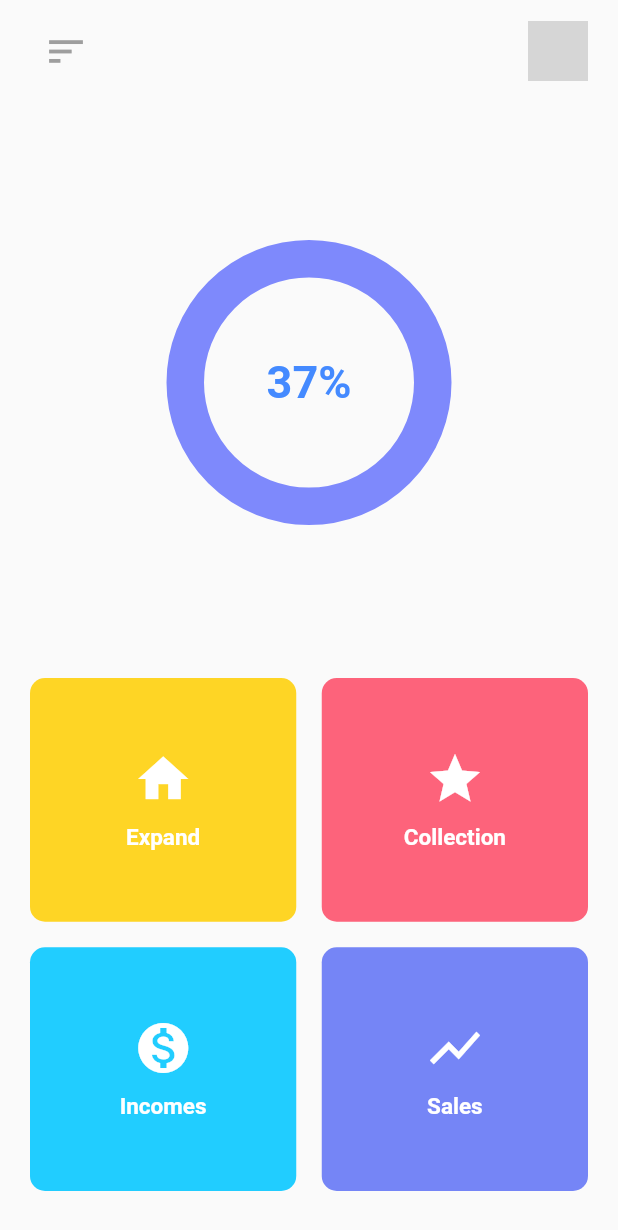
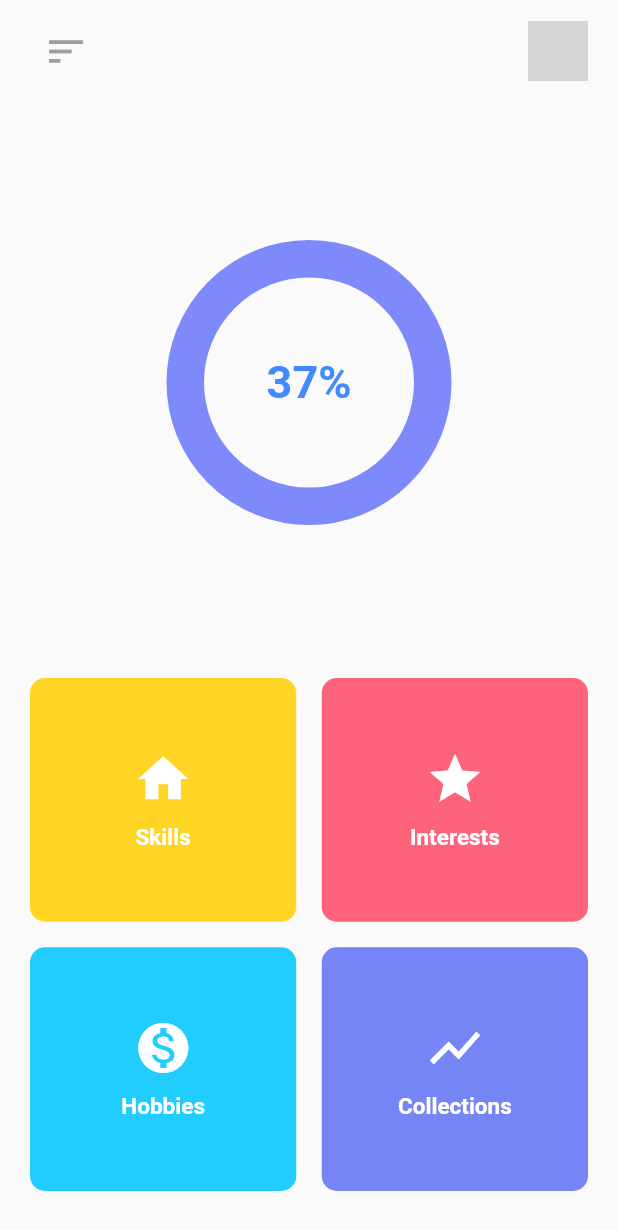
Before and after one commit to Arjunu070/flutter-bootcamp, a Flutter app: the screen it shows after launch, on a phone screen of 412 x 824 dp. Shown: the top 1230 px of the screen. Run offline on Flutter 3.47's test engine with Material 2 defaults, Android fonts, the phone set to English and light mode, and no system bars; network calls fail; grey boxes are pictures that could not be loaded.

Commit message:
Update main.dart

```diff
--- a/lib/main.dart
+++ b/lib/main.dart
@@ -57,13 +57,13 @@ class Home extends StatelessWidget {
               spacing: 17,
               runSpacing: 17,
               children: [
-                Item(title: 'Expand', icon: Icons.home, color: 0xffFED525),
-                Item(title: 'Collection', icon: Icons.star, color: 0xffFD637B),
+                Item(title: 'Skills', icon: Icons.home, color: 0xffFED525),
+                Item(title: 'Interests', icon: Icons.star, color: 0xffFD637B),
                 Item(
-                    title: 'Incomes',
+                    title: 'Hobbies',
                     icon: Icons.monetization_on,
                     color: 0xff21CDFF),
-                Item(title: 'Sales', icon: Icons.show_chart, color: 0xff7585F6)
+                Item(title: 'Collections', icon: Icons.show_chart, color: 0xff7585F6)
               ],
             ),
           ])),
```
